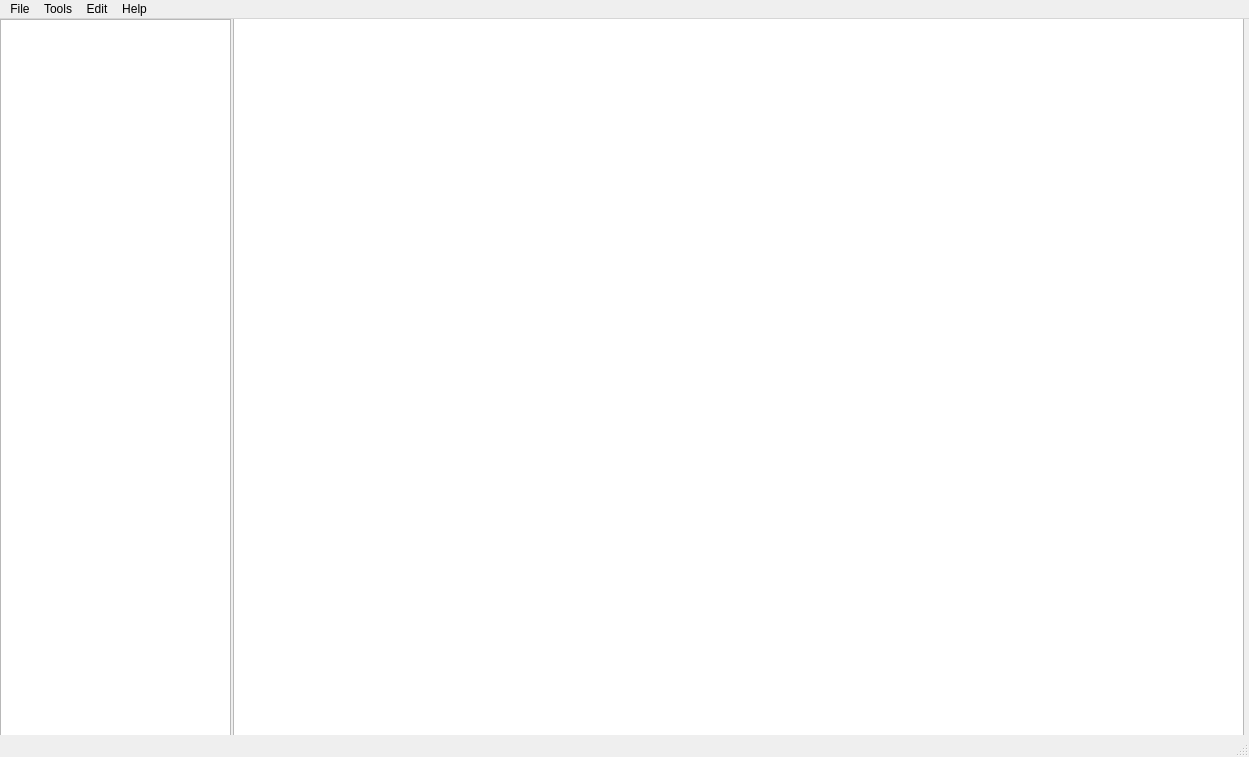
Old version of the form mainwindow.ui in the repository Pixiedust3/FileExplorerIDE.
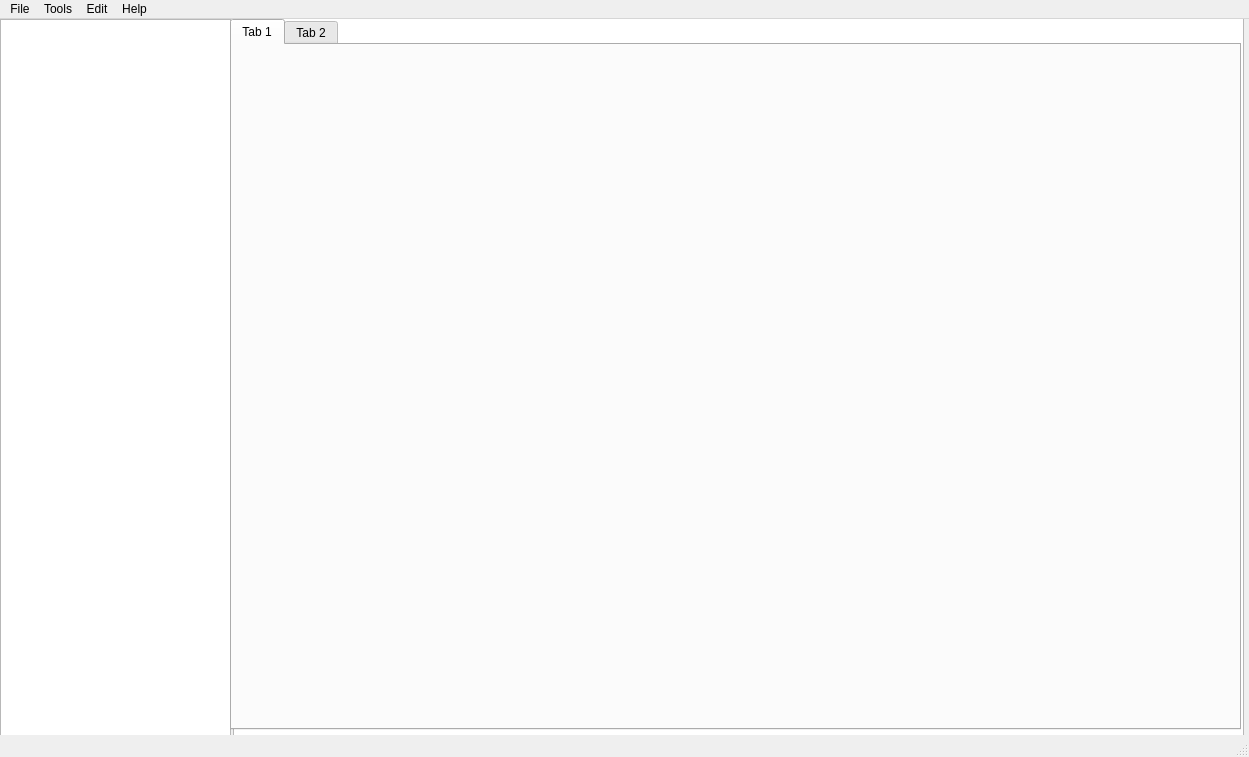
New version of the form.

Commit message: tab view

What changed in the file:
```diff
--- a/mainwindow.ui
+++ b/mainwindow.ui
@@ -34,6 +34,26 @@
      </rect>
     </property>
    </widget>
+   <widget class="QTabWidget" name="tabWidget">
+    <property name="geometry">
+     <rect>
+      <x>230</x>
+      <y>0</y>
+      <width>1011</width>
+      <height>711</height>
+     </rect>
+    </property>
+    <widget class="QWidget" name="tab">
+     <attribute name="title">
+      <string>Tab 1</string>
+     </attribute>
+    </widget>
+    <widget class="QWidget" name="tab_2">
+     <attribute name="title">
+      <string>Tab 2</string>
+     </attribute>
+    </widget>
+   </widget>
   </widget>
   <widget class="QStatusBar" name="statusbar"/>
   <widget class="QMenuBar" name="menubar">
```
The commit also changes 4 other files.
